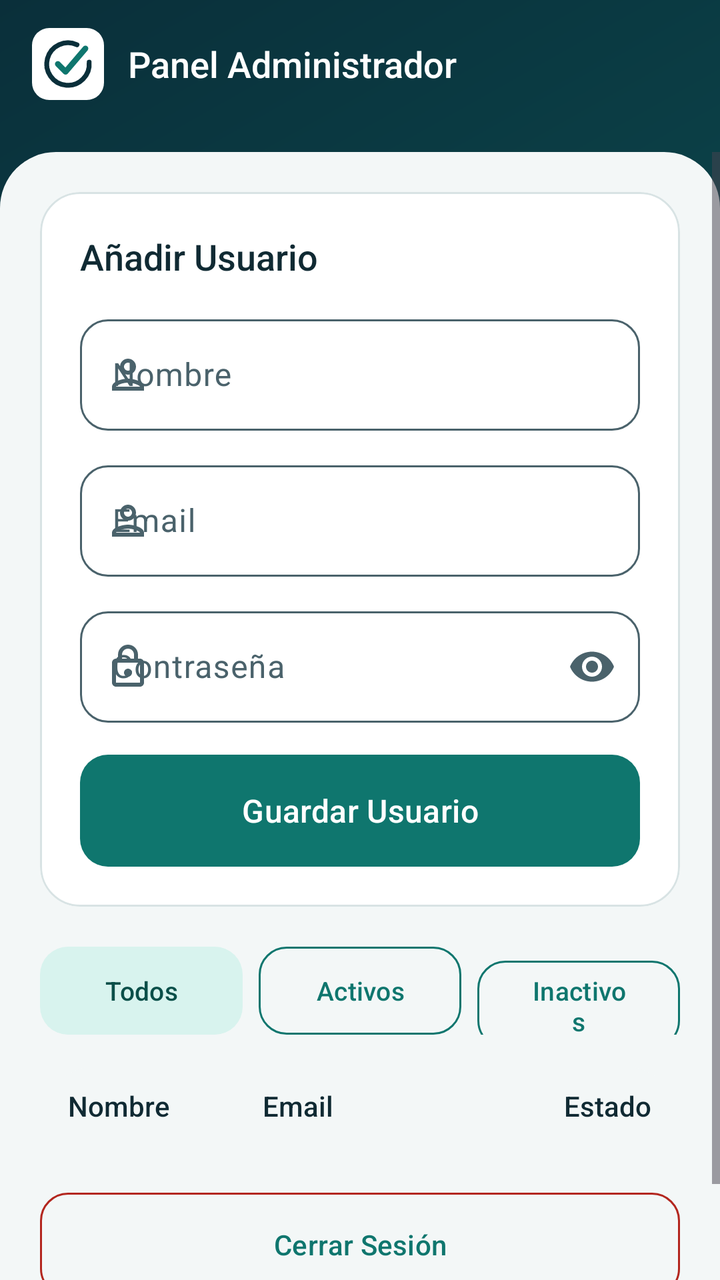
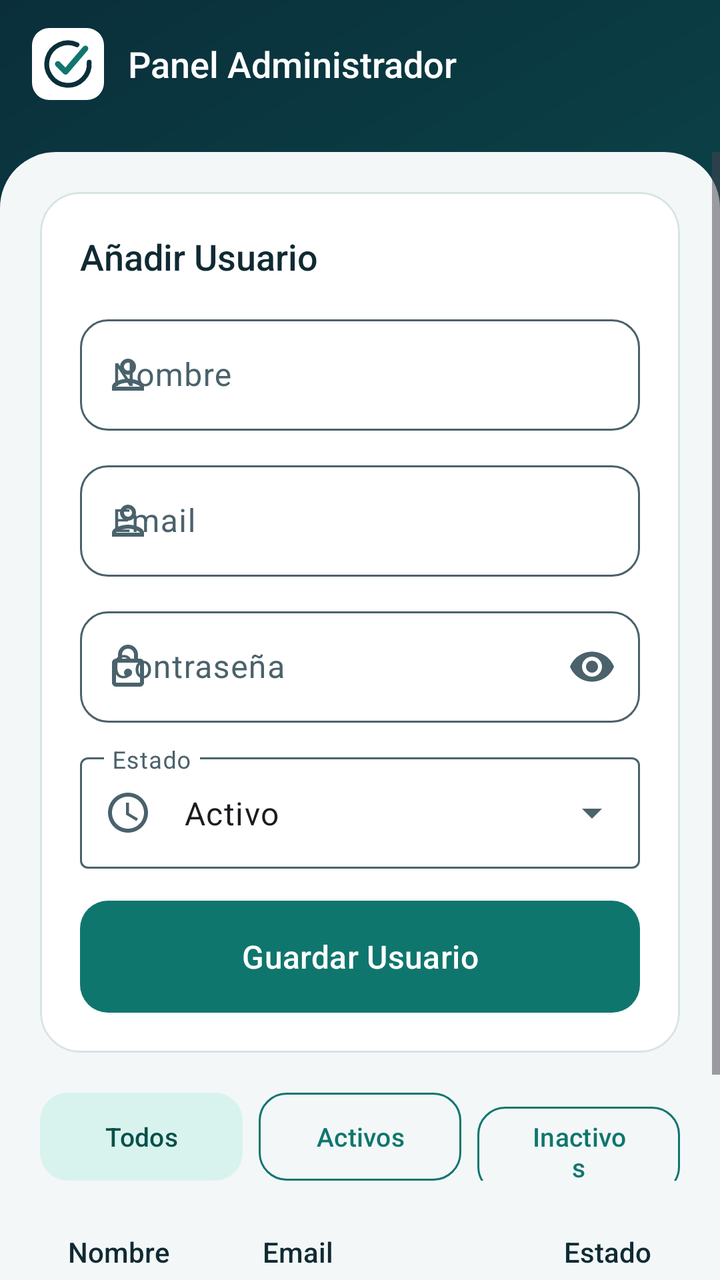

Before-and-after screenshots of an Android layout around one commit, followed by the original layout XML and the change that was made.
<!-- AndroidManifest.xml: application theme Theme.Asistencia -->
<!-- res/layout/activity_admin_reports.xml -->
<?xml version="1.0" encoding="utf-8"?>
<androidx.constraintlayout.widget.ConstraintLayout xmlns:android="http://schemas.android.com/apk/res/android"
    xmlns:app="http://schemas.android.com/apk/res-auto"
    xmlns:tools="http://schemas.android.com/tools"
    android:id="@+id/main"
    android:layout_width="match_parent"
    android:layout_height="match_parent"
    android:background="@drawable/bg_screen"
    tools:context=".AdminReportsActivity">

    <com.google.android.material.appbar.AppBarLayout
        android:id="@+id/appBarAdmin"
        android:layout_width="match_parent"
        android:layout_height="wrap_content"
        android:background="@android:color/transparent"
        android:paddingBottom="12dp"
        app:elevation="0dp"
        app:layout_constraintTop_toTopOf="parent">

        <androidx.appcompat.widget.Toolbar
            android:id="@+id/toolbarAdmin"
            android:layout_width="match_parent"
            android:layout_height="?attr/actionBarSize"
            app:logo="@drawable/ic_logo_toolbar"
            app:logoDescription="@string/logo_description"
            app:title="Panel Administrador"
            app:titleTextAppearance="@style/Asistencia.Text.Toolbar"
            app:titleTextColor="@color/on_hero" />
    </com.google.android.material.appbar.AppBarLayout>

    <ScrollView
        android:layout_width="match_parent"
        android:layout_height="0dp"
        android:background="@drawable/bg_sheet"
        android:fillViewport="true"
        app:layout_constraintBottom_toBottomOf="parent"
        app:layout_constraintTop_toBottomOf="@id/appBarAdmin">

        <LinearLayout
            android:layout_width="match_parent"
            android:layout_height="wrap_content"
            android:orientation="vertical"
            android:padding="20dp">

            
            <com.google.android.material.card.MaterialCardView
                style="@style/Asistencia.Card"
                android:layout_marginBottom="20dp">

                <LinearLayout
                    android:layout_width="match_parent"
                    android:layout_height="wrap_content"
                    android:orientation="vertical"
                    android:padding="20dp">

                    <TextView
                        style="@style/Asistencia.Text.Title"
                        android:layout_width="wrap_content"
                        android:layout_height="wrap_content"
                        android:text="Añadir Usuario"
                        android:textSize="18sp" />

                    
                    <com.google.android.material.textfield.TextInputLayout
                        style="@style/Asistencia.TextField"
                        android:layout_marginTop="14dp"
                        android:hint="Nombre"
                        app:startIconDrawable="@drawable/ic_person">

                        <com.google.android.material.textfield.TextInputEditText
                            android:id="@+id/etNewUserName"
                            android:layout_width="match_parent"
                            android:layout_height="wrap_content"
                            android:inputType="textPersonName" />
                    </com.google.android.material.textfield.TextInputLayout>

                    
                    <com.google.android.material.textfield.TextInputLayout
                        style="@style/Asistencia.TextField"
                        android:layout_marginTop="12dp"
                        android:hint="Email"
                        app:startIconDrawable="@drawable/ic_person">

                        <com.google.android.material.textfield.TextInputEditText
                            android:id="@+id/etNewUserEmail"
                            android:layout_width="match_parent"
                            android:layout_height="wrap_content"
                            android:inputType="textEmailAddress" />
                    </com.google.android.material.textfield.TextInputLayout>

                    
                    <com.google.android.material.textfield.TextInputLayout
                        style="@style/Asistencia.TextField"
                        android:layout_marginTop="12dp"
                        android:hint="Contraseña"
                        app:endIconMode="password_toggle"
                        app:startIconDrawable="@drawable/ic_lock">

                        <com.google.android.material.textfield.TextInputEditText
                            android:id="@+id/etNewUserPassword"
                            android:layout_width="match_parent"
                            android:layout_height="wrap_content"
                            android:inputType="textPassword" />
                    </com.google.android.material.textfield.TextInputLayout>

                    
                    <com.google.android.material.button.MaterialButton
                        android:id="@+id/btnAddUser"
                        style="@style/Asistencia.Button"
                        android:layout_marginTop="16dp"
                        android:text="Guardar Usuario" />
                </LinearLayout>
            </com.google.android.material.card.MaterialCardView>

            
            <LinearLayout
                android:layout_width="match_parent"
                android:layout_height="wrap_content"
                android:orientation="horizontal">

                <com.google.android.material.button.MaterialButton
                    android:id="@+id/btnFilterAll"
                    style="@style/Asistencia.Button.Tonal"
                    android:layout_width="0dp"
                    android:layout_height="44dp"
                    android:layout_marginEnd="4dp"
                    android:layout_weight="1"
                    android:text="Todos"
                    android:textSize="13sp" />

                <com.google.android.material.button.MaterialButton
                    android:id="@+id/btnFilterActive"
                    style="@style/Asistencia.Button.Outlined"
                    android:layout_width="0dp"
                    android:layout_height="44dp"
                    android:layout_marginHorizontal="4dp"
                    android:layout_weight="1"
                    android:text="Activos"
                    android:textSize="13sp" />

                <com.google.android.material.button.MaterialButton
                    android:id="@+id/btnFilterInactive"
                    style="@style/Asistencia.Button.Outlined"
                    android:layout_width="0dp"
                    android:layout_height="44dp"
                    android:layout_marginStart="4dp"
                    android:layout_weight="1"
                    android:text="Inactivos"
                    android:textSize="13sp" />
            </LinearLayout>

            
            <LinearLayout
                android:layout_width="match_parent"
                android:layout_height="wrap_content"
                android:layout_marginTop="16dp"
                android:background="@drawable/bg_sheet"
                android:orientation="horizontal"
                android:paddingHorizontal="14dp"
                android:paddingVertical="10dp">

                <TextView
                    style="@style/Asistencia.Text.Title"
                    android:layout_width="0dp"
                    android:layout_height="wrap_content"
                    android:layout_weight="1.2"
                    android:text="Nombre"
                    android:textSize="14sp" />

                <TextView
                    style="@style/Asistencia.Text.Title"
                    android:layout_width="0dp"
                    android:layout_height="wrap_content"
                    android:layout_weight="1.6"
                    android:text="Email"
                    android:textSize="14sp" />

                <TextView
                    style="@style/Asistencia.Text.Title"
                    android:layout_width="0dp"
                    android:layout_height="wrap_content"
                    android:layout_weight="0.8"
                    android:gravity="end"
                    android:text="Estado"
                    android:textSize="14sp" />
            </LinearLayout>

            
            <LinearLayout
                android:id="@+id/layoutWorkersContainer"
                android:layout_width="match_parent"
                android:layout_height="wrap_content"
                android:orientation="vertical" />

            
            <com.google.android.material.button.MaterialButton
                android:id="@+id/btnLogout"
                style="@style/Asistencia.Button.Outlined"
                android:layout_marginTop="24dp"
                android:layout_marginBottom="24dp"
                android:text="Cerrar Sesión"
                app:strokeColor="@color/danger_fg" />

        </LinearLayout>
    </ScrollView>

</androidx.constraintlayout.widget.ConstraintLayout>
<!-- resources referenced by this layout -->
<resources>
  <color name="danger_fg">#B3261E</color>
  <color name="on_hero">#FFFFFF</color>
  <!-- drawable bg_screen (drawable) -->
  <?xml version="1.0" encoding="utf-8"?>
  <layer-list xmlns:android="http://schemas.android.com/apk/res/android">
      <item android:drawable="@drawable/bg_login" />
      <item
          android:drawable="@color/background"
          android:top="320dp" />
  </layer-list>
  <!-- drawable bg_sheet (drawable) -->
  <?xml version="1.0" encoding="utf-8"?>
  <shape xmlns:android="http://schemas.android.com/apk/res/android">
      <solid android:color="@color/background" />
      <corners
          android:topLeftRadius="28dp"
          android:topRightRadius="28dp" />
  </shape>
  <!-- drawable ic_logo_toolbar (drawable) -->
  <?xml version="1.0" encoding="utf-8"?>
  <inset xmlns:android="http://schemas.android.com/apk/res/android"
      android:drawable="@drawable/ic_logo"
      android:insetRight="12dp" />
  <string name="logo_description">Logo de Asistencia</string>
  <style name="Asistencia.Button.Tonal" parent="Widget.Material3.Button.TonalButton">
          <item name="android:layout_width">match_parent</item>
          <item name="android:layout_height">52dp</item>
          <item name="android:insetTop">0dp</item>
          <item name="android:insetBottom">0dp</item>
          <item name="android:textAllCaps">false</item>
          <item name="cornerRadius">14dp</item>
          <item name="iconGravity">textStart</item>
      </style>
  <style name="Asistencia.Card" parent="Widget.Material3.CardView.Outlined">
          <item name="android:layout_width">match_parent</item>
          <item name="android:layout_height">wrap_content</item>
          <item name="cardBackgroundColor">@color/surface</item>
          <item name="cardCornerRadius">20dp</item>
          <item name="cardElevation">0dp</item>
          <item name="strokeColor">@color/outline</item>
          <item name="strokeWidth">1dp</item>
      </style>
  <style name="Asistencia.Text.Title" parent="">
          <item name="android:fontFamily">sans-serif-medium</item>
          <item name="android:textColor">@color/text_primary</item>
          <item name="android:textSize">17sp</item>
      </style>
  <style name="Asistencia.Text.Toolbar" parent="">
          <item name="android:fontFamily">sans-serif-medium</item>
          <item name="android:textSize">18sp</item>
      </style>
  <!-- drawable bg_login (drawable) -->
  <?xml version="1.0" encoding="utf-8"?>
  <shape xmlns:android="http://schemas.android.com/apk/res/android">
      <gradient
          android:angle="315"
          android:endColor="@color/hero_end"
          android:startColor="@color/hero_start" />
  </shape>
  <color name="background">#F3F7F7</color>
  <color name="primary">#0F766E</color>
  <color name="surface">#FFFFFF</color>
  <color name="outline">#D8E3E4</color>
  <color name="text_primary">#102A33</color>
  <color name="text_secondary">#4A626B</color>
  <style name="Base.Theme.Asistencia" parent="Theme.Material3.DayNight.NoActionBar">
          
          
      </style>
  <color name="on_primary">#FFFFFF</color>
  <color name="primary_container">#D8F3EE</color>
  <color name="on_primary_container">#0A4F49</color>
  <color name="hero_end">#0C5F5E</color>
  <color name="hero_start">#0A2F3A</color>
  <color name="white">#FFFFFFFF</color>
  <color name="brand_ink">#0A2F3A</color>
  <color name="brand_teal">#0F766E</color>
  <!-- unchanged entries left out for length: 7 -->
</resources>

<!-- the commit's change to res/layout/activity_admin_reports.xml (unified diff, before → after) -->
@@ -104,6 +104,23 @@
                     </com.google.android.material.textfield.TextInputLayout>
 
                     
+                    <com.google.android.material.textfield.TextInputLayout
+                        style="@style/Widget.Material3.TextInputLayout.OutlinedBox.ExposedDropdownMenu"
+                        android:layout_width="match_parent"
+                        android:layout_height="wrap_content"
+                        android:layout_marginTop="12dp"
+                        android:hint="Estado"
+                        app:startIconDrawable="@drawable/ic_clock">
+
+                        <AutoCompleteTextView
+                            android:id="@+id/spNewUserStatus"
+                            android:layout_width="match_parent"
+                            android:layout_height="wrap_content"
+                            android:inputType="none"
+                            android:text="Activo" />
+                    </com.google.android.material.textfield.TextInputLayout>
+
+                    
                     <com.google.android.material.button.MaterialButton
                         android:id="@+id/btnAddUser"
                         style="@style/Asistencia.Button"
<!-- resource entries referenced after the edit -->
@@ -18,6 +18,18 @@
           android:topLeftRadius="28dp"
           android:topRightRadius="28dp" />
   </shape>
+  <!-- drawable ic_clock (drawable) -->
+  <?xml version="1.0" encoding="utf-8"?>
+  <vector xmlns:android="http://schemas.android.com/apk/res/android"
+      android:width="24dp"
+      android:height="24dp"
+      android:tint="?attr/colorControlNormal"
+      android:viewportWidth="24"
+      android:viewportHeight="24">
+      <path
+          android:fillColor="@android:color/white"
+          android:pathData="M11.99,2C6.47,2 2,6.48 2,12s4.47,10 9.99,10C17.52,22 22,17.52 22,12S17.52,2 11.99,2zM12,20c-4.42,0 -8,-3.58 -8,-8s3.58,-8 8,-8 8,3.58 8,8 -3.58,8 -8,8zm0.5,-13H11v6l5.25,3.15 0.75,-1.23 -4.5,-2.67z" />
+  </vector>
   <!-- drawable ic_logo_toolbar (drawable) -->
   <?xml version="1.0" encoding="utf-8"?>
   <inset xmlns:android="http://schemas.android.com/apk/res/android"
